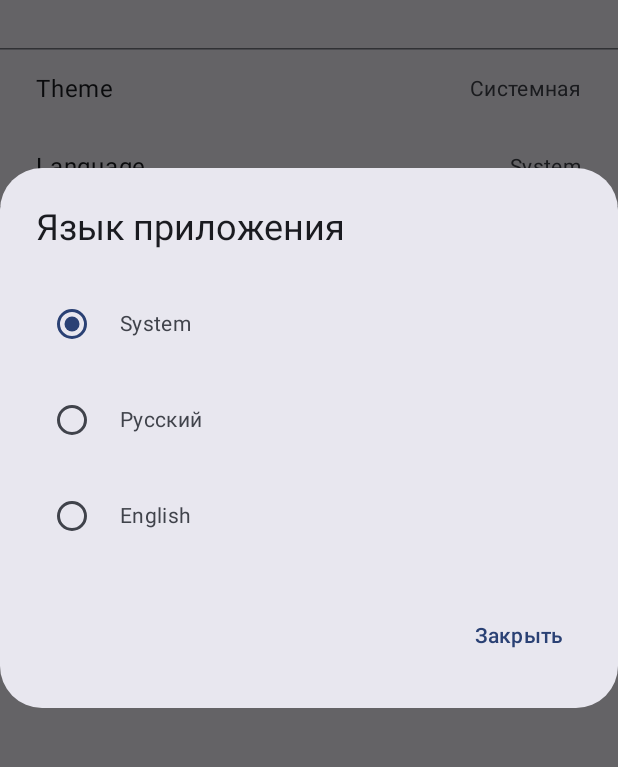
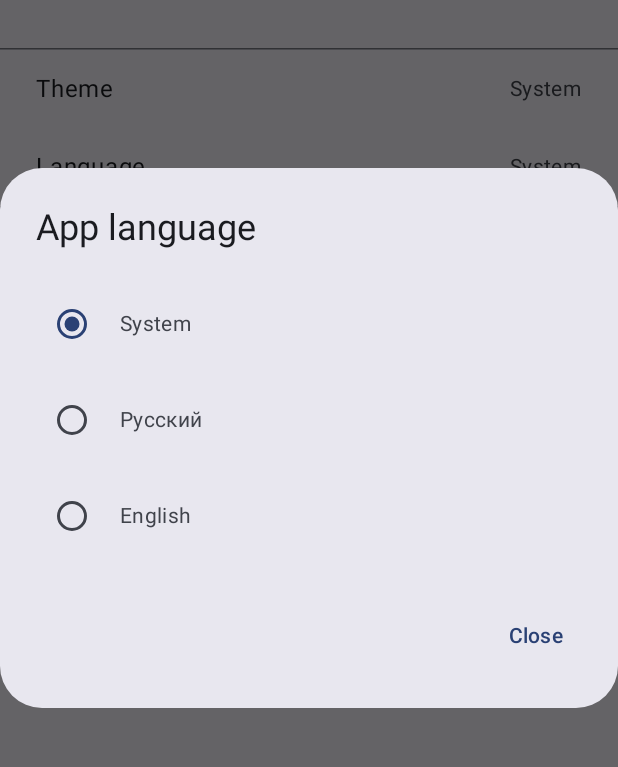
Before and after one commit to DanMotive/QR-Scanner, an Android app built with Jetpack Compose: the composable OtherScreen shown on its own in the app's theme, after a tap on "Language", on a phone screen of 412 x 824 dp, the part 180-947 px from its top. Run offline under Robolectric (Android 15) with nearby library versions, the phone set to English and light mode, and no system bars; 7 statements that could not run were skipped.

Commit message:
теперь вчерашние ошибки исправлены. языки и темы переключаются корректно

```diff
--- a/app/src/main/java/com/danmotive/qrscanner/ui/screens/OtherScreen.kt
+++ b/app/src/main/java/com/danmotive/qrscanner/ui/screens/OtherScreen.kt
@@ -58,17 +58,21 @@ fun OtherScreen(
     var showThemeDialog by remember { mutableStateOf(false) }
     var showLanguageDialog by remember { mutableStateOf(false) }
 
-    val themeName = when (themeMode) {
-        ThemeMode.SYSTEM -> "Системная"
-        ThemeMode.LIGHT -> "Светлая"
-        ThemeMode.DARK -> "Тёмная"
-    }
+    val themeName = stringResource(
+        when (themeMode) {
+            ThemeMode.SYSTEM -> R.string.settings_theme_system
+            ThemeMode.LIGHT -> R.string.settings_theme_light
+            ThemeMode.DARK -> R.string.settings_theme_dark
+        }
+    )
 
-    val languageName = when (language) {
-        AppLanguage.SYSTEM -> "System"
-        AppLanguage.RU -> "Русский"
-        AppLanguage.EN -> "English"
-    }
+    val languageName = stringResource(
+        when (language) {
+            AppLanguage.SYSTEM -> R.string.settings_language_system
+            AppLanguage.RU -> R.string.language_russian
+            AppLanguage.EN -> R.string.language_english
+        }
+    )
 
     val showSoon = {
         Toast.makeText(context, soon, Toast.LENGTH_SHORT).show()
@@ -157,11 +161,11 @@ fun OtherScreen(
     if (showThemeDialog) {
         AlertDialog(
             onDismissRequest = { showThemeDialog = false },
-            title = { Text("Тема приложения") },
+            title = { Text(stringResource(R.string.settings_theme_dialog_title)) },
             text = {
                 Column {
-                    ThemeOption(
-                        title = "Системная",
+                    OptionRow(
+                        title = stringResource(R.string.settings_theme_system),
                         selected = themeMode == ThemeMode.SYSTEM,
                         onClick = {
                             onThemeModeChange(ThemeMode.SYSTEM)
@@ -169,8 +173,8 @@ fun OtherScreen(
                         }
                     )
 
-                    ThemeOption(
-                        title = "Светлая",
+                    OptionRow(
+                        title = stringResource(R.string.settings_theme_light),
                         selected = themeMode == ThemeMode.LIGHT,
                         onClick = {
                             onThemeModeChange(ThemeMode.LIGHT)
@@ -178,8 +182,8 @@ fun OtherScreen(
                         }
                     )
 
-                    ThemeOption(
-                        title = "Тёмная",
+                    OptionRow(
+                        title = stringResource(R.string.settings_theme_dark),
                         selected = themeMode == ThemeMode.DARK,
                         onClick = {
                             onThemeModeChange(ThemeMode.DARK)
@@ -190,7 +194,7 @@ fun OtherScreen(
             },
             confirmButton = {
                 TextButton(onClick = { showThemeDialog = false }) {
-                    Text("Закрыть")
+                    Text(stringResource(R.string.close))
                 }
             }
         )
@@ -199,19 +203,11 @@ fun OtherScreen(
     if (showLanguageDialog) {
         AlertDialog(
             onDismissRequest = { showLanguageDialog = false },
-            title = {
-                Text(
-                    if (language == AppLanguage.EN) {
-                        "App language"
-                    } else {
-                        "Язык приложения"
-                    }
-                )
-            },
+            title = { Text(stringResource(R.string.settings_language_dialog_title)) },
             text = {
                 Column {
-                    LanguageOption(
-                        title = "System",
+                    OptionRow(
+                        title = stringResource(R.string.settings_language_system),
                         selected = language == AppLanguage.SYSTEM,
                         onClick = {
                             onLanguageChange(AppLanguage.SYSTEM)
@@ -219,8 +215,8 @@ fun OtherScreen(
                         }
                     )
 
-                    LanguageOption(
-                        title = "Русский",
+                    OptionRow(
+                        title = stringResource(R.string.language_russian),
                         selected = language == AppLanguage.RU,
                         onClick = {
                             onLanguageChange(AppLanguage.RU)
@@ -228,8 +224,8 @@ fun OtherScreen(
                         }
                     )
 
-                    LanguageOption(
-                        title = "English",
+                    OptionRow(
+                        title = stringResource(R.string.language_english),
                         selected = language == AppLanguage.EN,
                         onClick = {
                             onLanguageChange(AppLanguage.EN)
@@ -240,29 +236,11 @@ fun OtherScreen(
             },
             confirmButton = {
                 TextButton(onClick = { showLanguageDialog = false }) {
-                    Text(if (language == AppLanguage.EN) "Close" else "Закрыть")
+                    Text(stringResource(R.string.close))
                 }
             }
         )
     }
-}
-
-@Composable
-private fun ThemeOption(
-    title: String,
-    selected: Boolean,
-    onClick: () -> Unit
-) {
-    OptionRow(title, selected, onClick)
-}
-
-@Composable
-private fun LanguageOption(
-    title: String,
-    selected: Boolean,
-    onClick: () -> Unit
-) {
-    OptionRow(title, selected, onClick)
 }
 
 @Composable
--- a/app/src/main/res/values-night/themes.xml
+++ b/app/src/main/res/values-night/themes.xml
@@ -1,7 +1,7 @@
 <?xml version="1.0" encoding="utf-8"?>
 <resources>
 
-    <style name="Theme.QRScanner" parent="android:Theme.Material.NoActionBar">
+    <style name="Theme.QRScanner" parent="Theme.AppCompat.NoActionBar">
         <item name="android:windowBackground">@color/window_background</item>
         <item name="android:windowSplashScreenBackground">@color/window_background</item>
     </style>
--- a/app/src/main/res/values/strings.xml
+++ b/app/src/main/res/values/strings.xml
@@ -33,10 +33,18 @@
     <string name="about_description">A simple QR scanner and generator. Nothing extra.</string>
     <string name="settings_theme">Theme</string>
     <string name="settings_theme_system">System</string>
+    <string name="settings_theme_light">Light</string>
+    <string name="settings_theme_dark">Dark</string>
+    <string name="settings_theme_dialog_title">App theme</string>
     <string name="settings_language">Language</string>
+    <string name="settings_language_system">System</string>
+    <string name="settings_language_dialog_title">App language</string>
     <string name="settings_github">GitHub</string>
     <string name="settings_telegram">Telegram channel</string>
     <string name="settings_updates">Check for updates</string>
     <string name="settings_coming_soon">Coming soon</string>
+    <string name="close">Close</string>
+    <string name="language_russian" translatable="false">Русский</string>
+    <string name="language_english" translatable="false">English</string>
 
 </resources>
--- a/app/src/main/res/values/themes.xml
+++ b/app/src/main/res/values/themes.xml
@@ -1,7 +1,7 @@
 <?xml version="1.0" encoding="utf-8"?>
 <resources>
 
-    <style name="Theme.QRScanner" parent="android:Theme.Material.Light.NoActionBar">
+    <style name="Theme.QRScanner" parent="Theme.AppCompat.Light.NoActionBar">
         <item name="android:windowBackground">@color/window_background</item>
         <item name="android:windowSplashScreenBackground">@color/window_background</item>
     </style>
```
Also changed, not shown: app/src/main/AndroidManifest.xml (+9 -0 lines), app/src/main/java/com/danmotive/qrscanner/MainActivity.kt (+21 -3 lines), gradle.properties (line endings or trailing spaces), 1 other file.
